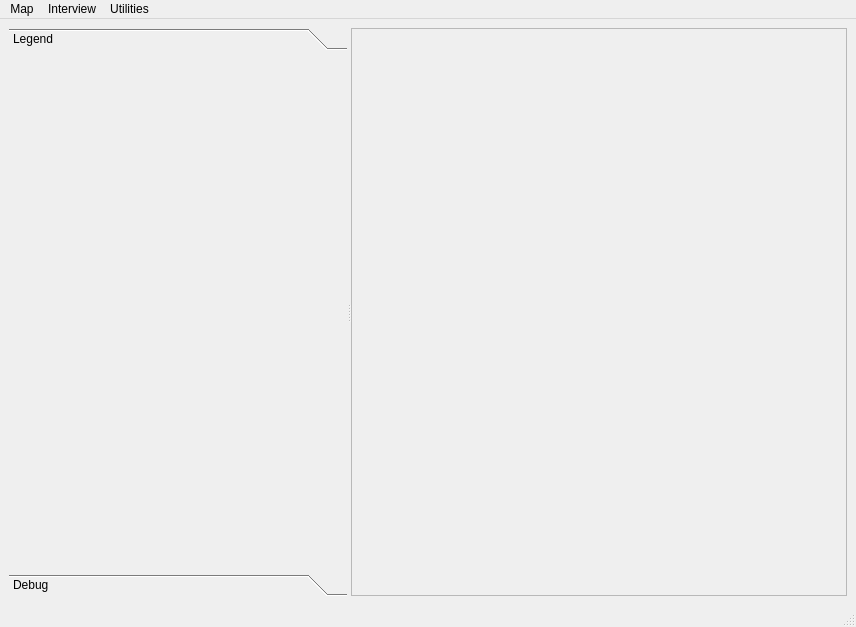
The window that openoceanmap/mainwindow.ui (Ecotrust/openoceanmap-desktop) describes before a commit, drawn with Qt 5.
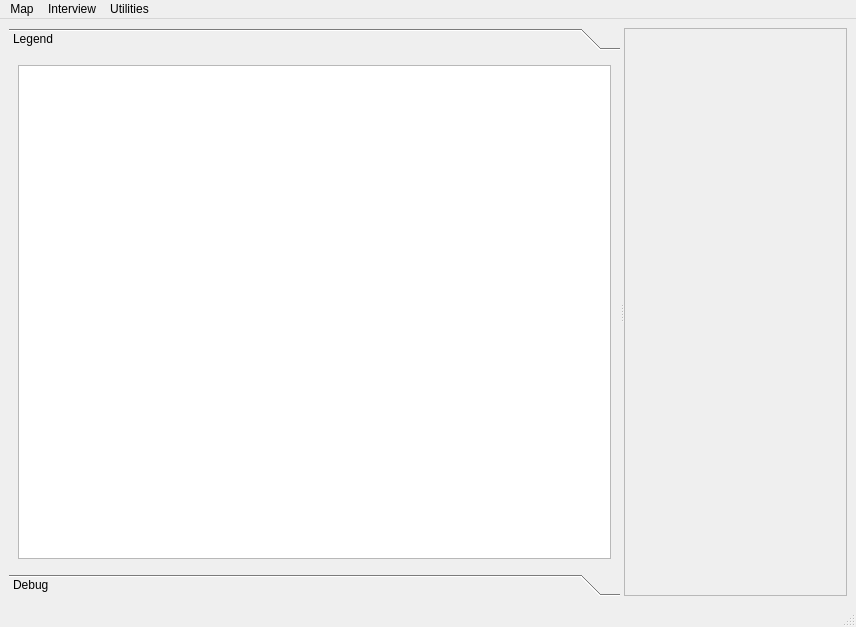
The same window after the commit. Icons and pictures are not drawn.

Commit message: Legend items populate now for vector layers and finally got the color to work right

```diff
--- a/openoceanmap/mainwindow.ui
+++ b/openoceanmap/mainwindow.ui
@@ -51,13 +51,24 @@
          <rect>
           <x>0</x>
           <y>0</y>
-          <width>160</width>
+          <width>301</width>
           <height>510</height>
          </rect>
         </property>
         <attribute name="label" >
          <string>Legend</string>
         </attribute>
+        <layout class="QGridLayout" >
+         <property name="margin" >
+          <number>9</number>
+         </property>
+         <property name="spacing" >
+          <number>6</number>
+         </property>
+         <item row="0" column="0" >
+          <widget class="QListWidget" name="listWidget" />
+         </item>
+        </layout>
        </widget>
        <widget class="QWidget" name="debug_page" >
         <property name="geometry" >
```
Left out of the diff: 4 changed lines with no effect on the pictures. The commit also changes 2 other files.
